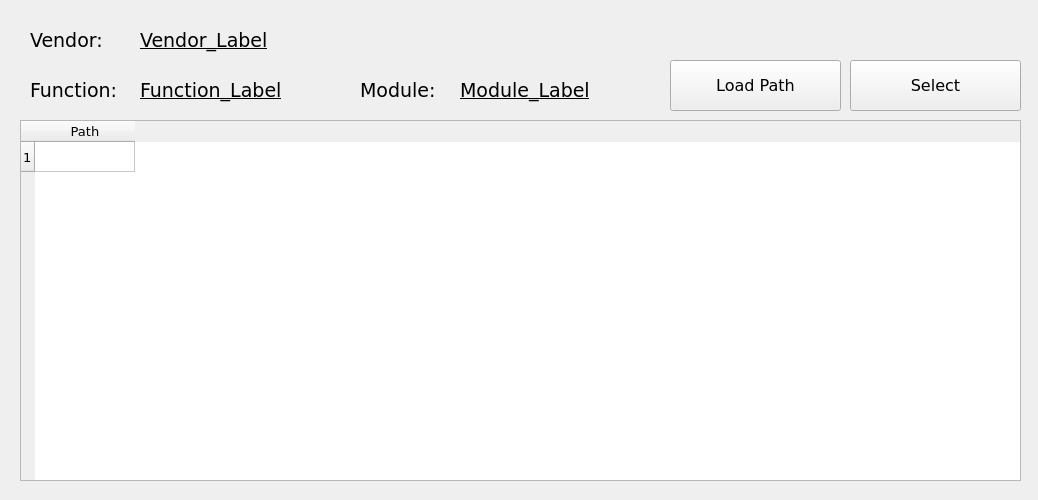
ToroSU/DL_Creator, file wlanbt_select.ui: the form before one commit.
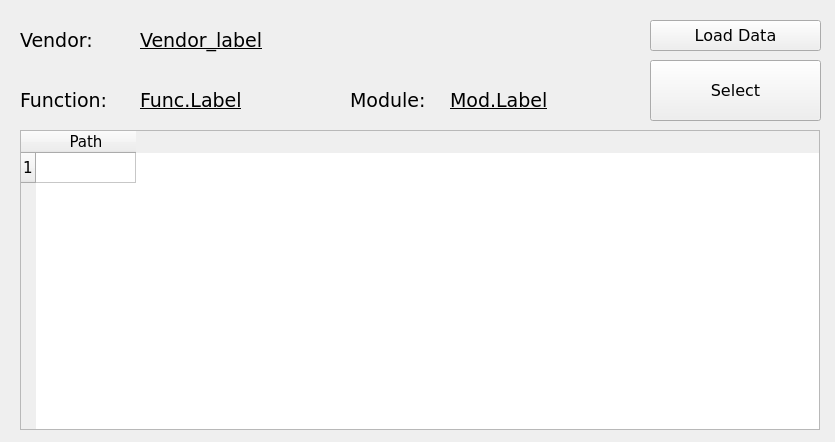
The form after the commit.

Patch:
```diff
--- a/wlanbt_select.ui
+++ b/wlanbt_select.ui
@@ -6,8 +6,8 @@
    <rect>
     <x>0</x>
     <y>0</y>
-    <width>1038</width>
-    <height>500</height>
+    <width>835</width>
+    <height>442</height>
    </rect>
   </property>
   <property name="windowTitle">
@@ -16,10 +16,10 @@
   <widget class="QPushButton" name="select_pushButton">
    <property name="geometry">
     <rect>
-     <x>850</x>
+     <x>650</x>
      <y>60</y>
      <width>171</width>
-     <height>51</height>
+     <height>61</height>
     </rect>
    </property>
    <property name="font">
@@ -35,7 +35,7 @@
   <widget class="QLabel" name="label">
    <property name="geometry">
     <rect>
-     <x>30</x>
+     <x>20</x>
      <y>20</y>
      <width>131</width>
      <height>41</height>
@@ -54,8 +54,8 @@
   <widget class="QLabel" name="label_2">
    <property name="geometry">
     <rect>
-     <x>30</x>
-     <y>70</y>
+     <x>20</x>
+     <y>80</y>
      <width>131</width>
      <height>41</height>
     </rect>
@@ -73,9 +73,9 @@
   <widget class="QLabel" name="label_3">
    <property name="geometry">
     <rect>
-     <x>360</x>
-     <y>70</y>
-     <width>131</width>
+     <x>350</x>
+     <y>80</y>
+     <width>101</width>
      <height>41</height>
     </rect>
    </property>
@@ -106,16 +106,16 @@
     </font>
    </property>
    <property name="text">
-    <string>Vendor_Label</string>
+    <string>Vendor_label</string>
    </property>
   </widget>
   <widget class="QPushButton" name="loadData_pushButton">
    <property name="geometry">
     <rect>
-     <x>670</x>
-     <y>60</y>
+     <x>650</x>
+     <y>20</y>
      <width>171</width>
-     <height>51</height>
+     <height>31</height>
     </rect>
    </property>
    <property name="font">
@@ -125,15 +125,15 @@
     </font>
    </property>
    <property name="text">
-    <string>Load Path</string>
+    <string>Load Data</string>
    </property>
   </widget>
   <widget class="QLabel" name="function_label">
    <property name="geometry">
     <rect>
      <x>140</x>
-     <y>70</y>
-     <width>201</width>
+     <y>80</y>
+     <width>191</width>
      <height>41</height>
     </rect>
    </property>
@@ -145,14 +145,14 @@
     </font>
    </property>
    <property name="text">
-    <string>Function_Label</string>
+    <string>Func.Label</string>
    </property>
   </widget>
   <widget class="QLabel" name="module_label">
    <property name="geometry">
     <rect>
-     <x>460</x>
-     <y>70</y>
+     <x>450</x>
+     <y>80</y>
      <width>171</width>
      <height>41</height>
     </rect>
@@ -165,22 +165,22 @@
     </font>
    </property>
    <property name="text">
-    <string>Module_Label</string>
+    <string>Mod.Label</string>
    </property>
   </widget>
   <widget class="QTableWidget" name="tableWidget">
    <property name="geometry">
     <rect>
      <x>20</x>
-     <y>120</y>
-     <width>1001</width>
-     <height>361</height>
+     <y>130</y>
+     <width>800</width>
+     <height>300</height>
     </rect>
    </property>
    <property name="font">
     <font>
      <family>Verdana</family>
-     <pointsize>10</pointsize>
+     <pointsize>11</pointsize>
     </font>
    </property>
    <row>
```
Left out of the diff: 3 changed lines with no effect on the pictures.
